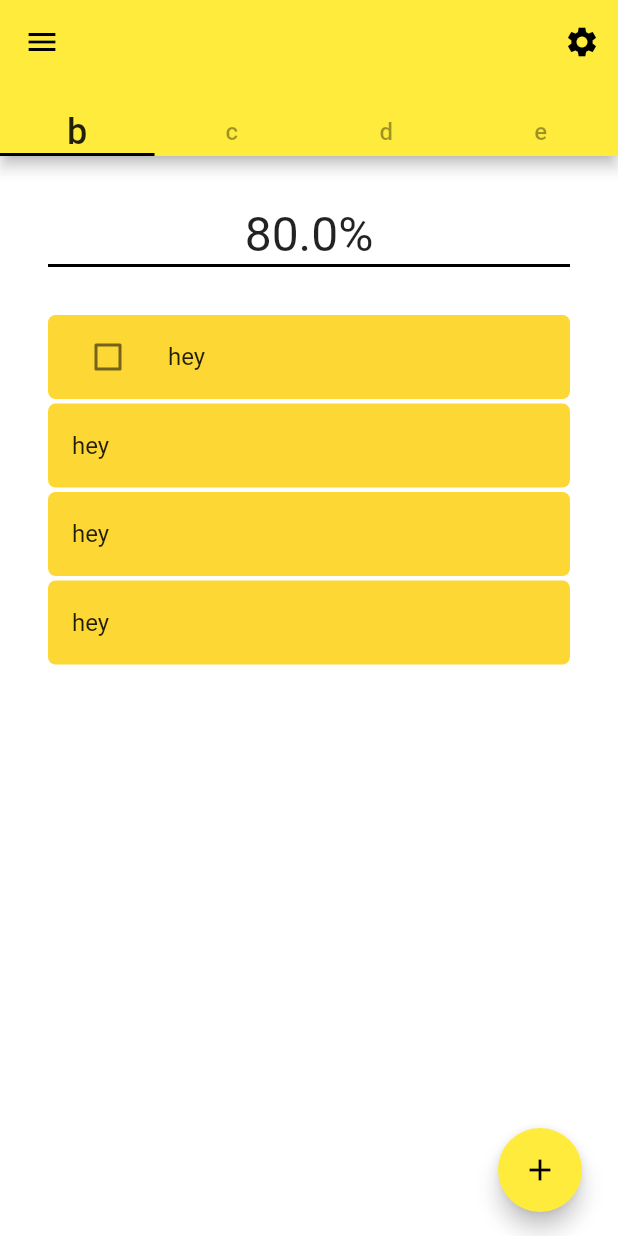
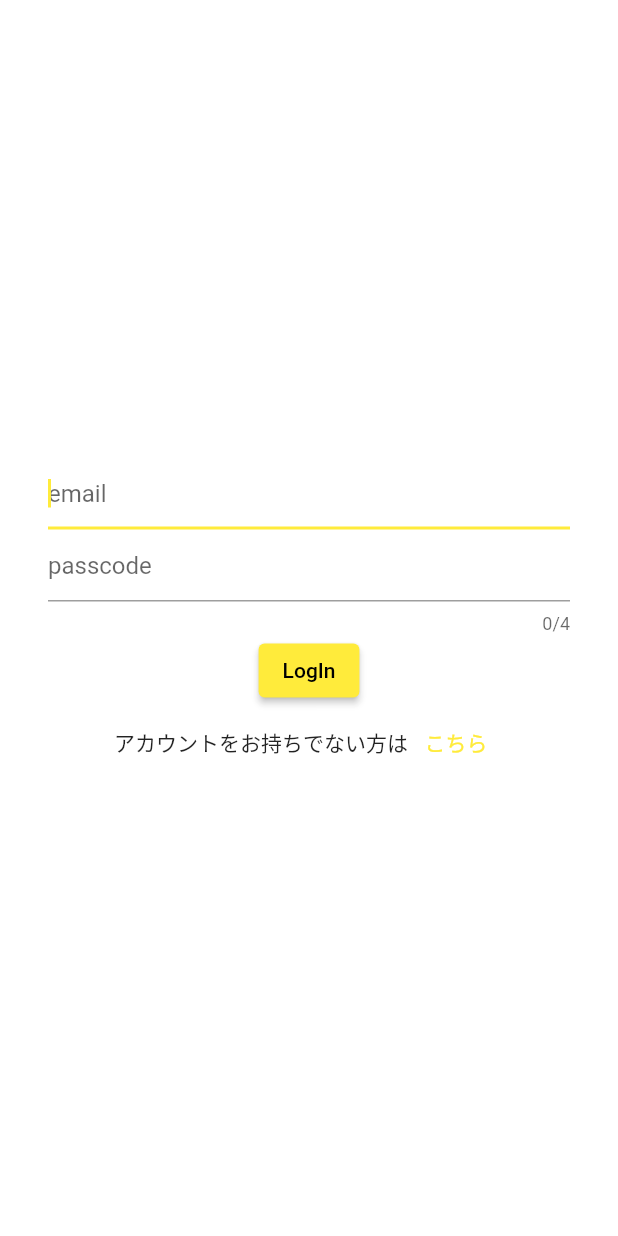
Before and after one commit to Hikaru1656/gddapp, a Flutter app: the screen it shows after launch, on a phone screen of 412 x 824 dp. Run offline on Flutter 3.47's test engine with Material 2 defaults, Android fonts, the phone set to English and light mode, and no system bars; our stand-ins replace cloud_firestore, firebase_core, freezed_annotation, hooks_riverpod; accounts and stored records are empty.

Commit message:
ログインページ追加

```diff
--- a/lib/main.dart
+++ b/lib/main.dart
@@ -2,6 +2,7 @@ import 'package:firebase_core/firebase_core.dart';
 import 'package:flutter/material.dart';
 import 'package:gddapp/test.dart';
 import 'package:gddapp/views/main_page.dart';
+import 'package:gddapp/views/sign_in.dart';
 
 Future<void> main() async{
   WidgetsFlutterBinding.ensureInitialized();
@@ -21,7 +22,7 @@ class MyApp extends StatelessWidget {
         scaffoldBackgroundColor: Colors.white.withOpacity(0.9),
         primarySwatch: Colors.yellow,
       ),
-      home: MainPage(),
+      home: SignIn(),
     );
   }
 }
--- /dev/null
+++ b/lib/views/sign_in.dart
@@ -0,0 +1,63 @@
+import 'package:flutter/material.dart';
+import 'package:gddapp/views/register_user.dart';
+
+class SignIn extends StatefulWidget {
+  const SignIn({Key? key}) : super(key: key);
+
+  @override
+  _SignInState createState() => _SignInState();
+}
+
+class _SignInState extends State<SignIn> {
+  @override
+  Widget build(BuildContext context) {
+    return Scaffold(
+      body: SafeArea(
+        child: Center(
+          child: Padding(
+            padding: const EdgeInsets.symmetric(horizontal: 32),
+            child: Column(
+              mainAxisAlignment: MainAxisAlignment.center,
+              children: [
+                TextField(
+                  maxLines: 1,
+                  minLines: 1,
+                  autofocus: true,
+                  decoration: InputDecoration(
+                    hintText: 'email'
+                  ),
+                ),
+                TextField(
+                  maxLines: 1,
+                  minLines: 1,
+                  obscureText: true,
+                  autofocus: true,
+                  maxLength: 4,
+                  decoration: InputDecoration(
+                      hintText: 'passcode'
+                  ),
+                ),
+                ElevatedButton(
+                    onPressed: () {},
+                    child: Text('LogIn')
+                ),
+                Row(
+                  mainAxisAlignment: MainAxisAlignment.center,
+                  children: [
+                    Text('アカウントをお持ちでない方は'),
+                    TextButton(
+                        onPressed: () {
+                          Navigator.push(context, MaterialPageRoute(builder: (context) => RegisterUser()));
+                        },
+                        child: Text('こちら')
+                    ),
+                  ],
+                ),
+              ],
+            ),
+          ),
+        ),
+      ),
+    );
+  }
+}
```
Also changed, not shown: lib/views/register_user.dart (added, +54 -0 lines).
